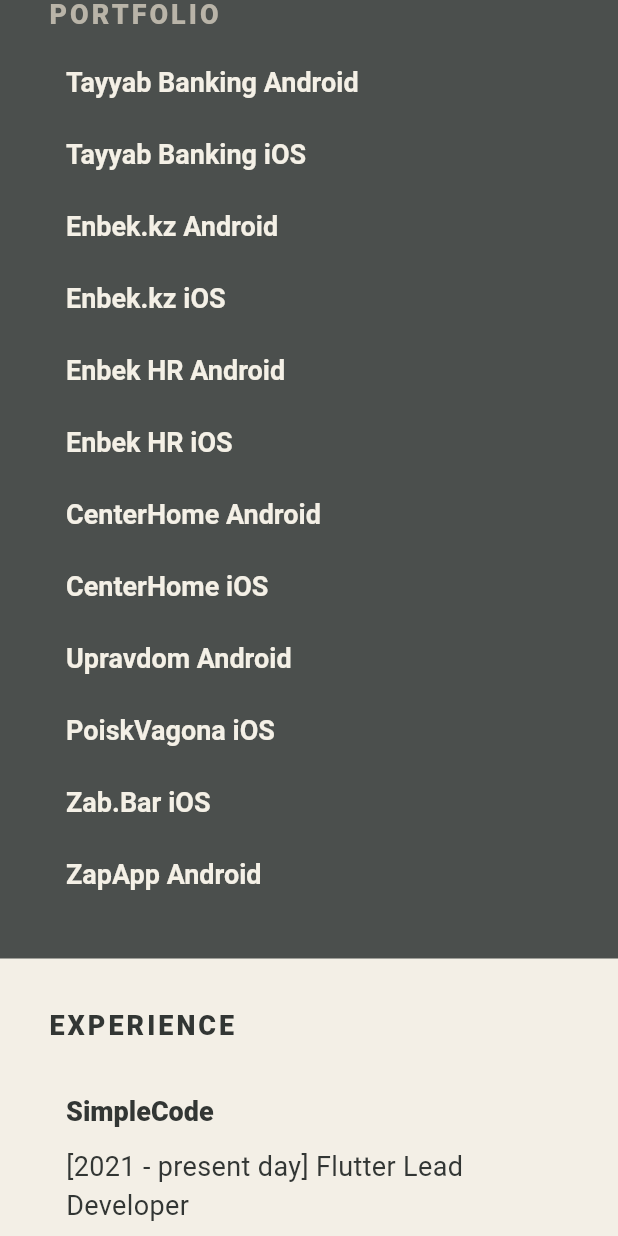
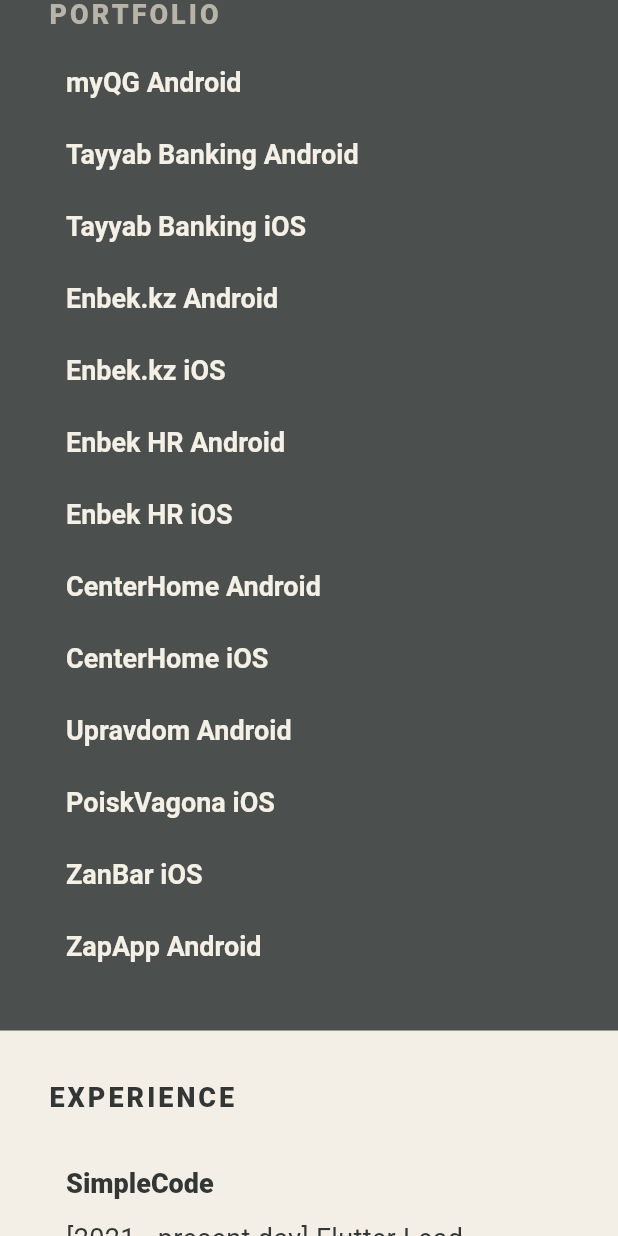
Before and after one commit to intraector/intraector.github.io, a Flutter app: the screen it shows after launch, scrolled down 1152 dp, on a phone screen of 412 x 824 dp. Run offline on Flutter 3.47's test engine with Material 3 defaults, Android fonts, the phone set to English and light mode, and no system bars.

Commit message:
update info

```diff
--- a/lib/src/widgets/about_me.dart
+++ b/lib/src/widgets/about_me.dart
@@ -12,6 +12,7 @@
   final BoxConstraints? constraints;
 
   Map<String, String> get portfolio => const {
+        'myQG Android': 'https://play.google.com/store/apps/details?id=kz.qazaqgaz.mygq',
         'Tayyab Banking Android': 'https://play.google.com/store/apps/details?id=co.tayyab.app&gl=kz',
         'Tayyab Banking iOS': 'https://apps.apple.com/tr/app/tayyab/id6446256809',
         'Enbek.kz Android': 'https://play.google.com/store/apps/details?id=kz.enbek.emobi&gl=kz',
@@ -24,7 +25,7 @@
         'CenterHome iOS': 'https://apps.apple.com/tr/app/center-home/id1593535565',
         'Upravdom Android': 'https://play.google.com/store/apps/details?id=kz.upravdom.osi&gl=kz',
         'PoiskVagona iOS': 'https://apps.apple.com/tr/app/poiskvagona-kz/id1596454186',
-        'Zab.Bar iOS': 'https://apps.apple.com/tr/app/zanbar/id1516103496',
+        'ZanBar iOS': 'https://apps.apple.com/tr/app/zanbar/id1516103496',
         'ZapApp Android': 'https://play.google.com/store/apps/details?id=com.tenebre1592.ZapApp',
       };
 
```
Also changed, not shown: pubspec.yaml (+6 -6 lines), 1 other file.
